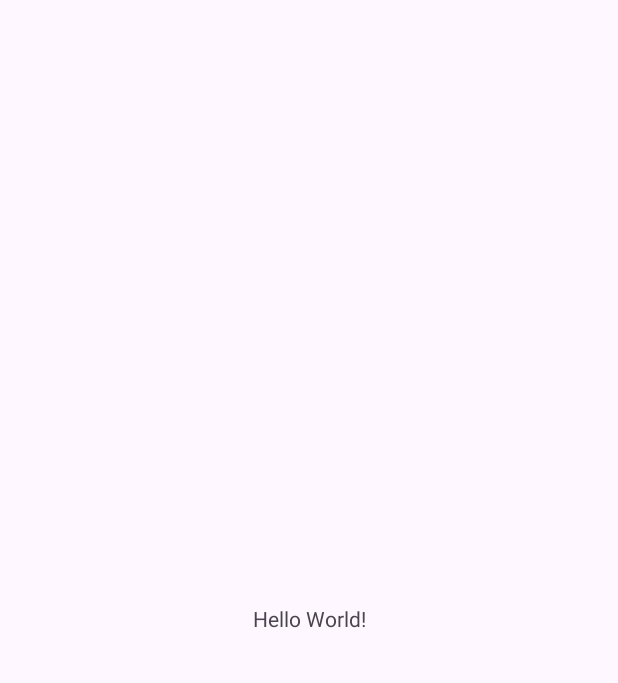
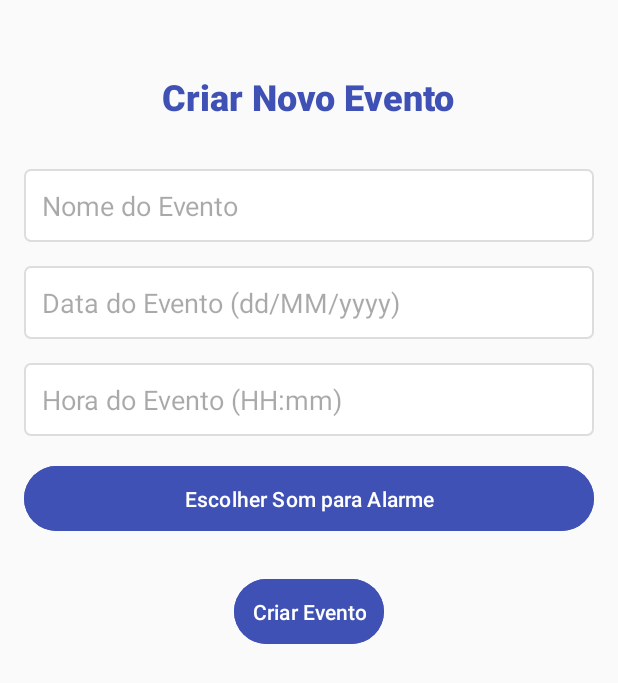
Before and after one commit to joselucas0/AgendaMob, an Android app: the screen it shows after launch (MainActivity before the commit, CreateEventActivity after it), on a phone screen of 412 x 824 dp. Before the commit the part shown is almost empty. Shown: the top 683 px of the screen. Run offline under Robolectric (Android 15) with nearby library versions, the phone set to English and light mode, and no system bars.

Commit message:
feat:Criacao de tela - Criara Novo Evento

```diff
--- /dev/null
+++ b/app/src/main/java/com/example/agendamob/CreateEventActivity.java
@@ -0,0 +1,138 @@
+package com.example.agendamob;
+
+
+import android.app.DatePickerDialog;
+import android.app.TimePickerDialog;
+import android.content.Intent;
+import android.media.RingtoneManager;
+import android.net.Uri;
+import android.os.Bundle;
+import android.widget.Button;
+import android.widget.EditText;
+import android.widget.Toast;
+
+import androidx.annotation.Nullable;
+import androidx.appcompat.app.AppCompatActivity;
+
+import java.text.ParseException;
+import java.text.SimpleDateFormat;
+import java.util.Calendar;
+import java.util.Date;
+
+public class CreateEventActivity extends AppCompatActivity {
+
+    private EditText eventNameEditText;
+    private EditText eventDateEditText;
+    private EditText eventTimeEditText;
+    private Button selectSoundButton;
+    private Button createEventButton;
+    private Uri selectedSoundUri;
+
+    private static final int REQUEST_CODE_PICK_SOUND = 1;
+    private SimpleDateFormat dateFormat = new SimpleDateFormat("dd/MM/yyyy");
+    private SimpleDateFormat timeFormat = new SimpleDateFormat("HH:mm");
+
+    @Override
+    protected void onCreate(Bundle savedInstanceState) {
+        super.onCreate(savedInstanceState);
+        setContentView(R.layout.activity_create_event);
+
+        eventNameEditText = findViewById(R.id.event_name);
+        eventDateEditText = findViewById(R.id.event_date);
+        eventTimeEditText = findViewById(R.id.event_time);
+        selectSoundButton = findViewById(R.id.select_sound);
+        createEventButton = findViewById(R.id.create_event);
+
+        eventDateEditText.setOnClickListener(v -> showDatePickerDialog());
+        eventTimeEditText.setOnClickListener(v -> showTimePickerDialog());
+
+        selectSoundButton.setOnClickListener(v -> selectSound());
+
+        createEventButton.setOnClickListener(v -> createEvent());
+    }
+
+    private void showDatePickerDialog() {
+        Calendar calendar = Calendar.getInstance();
+        int year = calendar.get(Calendar.YEAR);
+        int month = calendar.get(Calendar.MONTH);
+        int day = calendar.get(Calendar.DAY_OF_MONTH);
+
+        DatePickerDialog datePickerDialog = new DatePickerDialog(this, (view, year1, month1, dayOfMonth) -> {
+            eventDateEditText.setText(String.format("%02d/%02d/%d", dayOfMonth, month1 + 1, year1));
+        }, year, month, day);
+        datePickerDialog.show();
+    }
+
+    private void showTimePickerDialog() {
+        Calendar calendar = Calendar.getInstance();
+        int hour = calendar.get(Calendar.HOUR_OF_DAY);
+        int minute = calendar.get(Calendar.MINUTE);
+
+        TimePickerDialog timePickerDialog = new TimePickerDialog(this, (view, hourOfDay, minute1) -> {
+            eventTimeEditText.setText(String.format("%02d:%02d", hourOfDay, minute1));
+        }, hour, minute, true);
+        timePickerDialog.show();
+    }
+
+    private void selectSound() {
+        Intent intent = new Intent(RingtoneManager.ACTION_RINGTONE_PICKER);
+        intent.putExtra(RingtoneManager.EXTRA_RINGTONE_TYPE, RingtoneManager.TYPE_ALARM);
+        intent.putExtra(RingtoneManager.EXTRA_RINGTONE_TITLE, "Escolha um som para o alarme");
+        startActivityForResult(intent, REQUEST_CODE_PICK_SOUND);
+    }
+
+    @Override
+    protected void onActivityResult(int requestCode, int resultCode, @Nullable Intent data) {
+        super.onActivityResult(requestCode, resultCode, data);
+        if (requestCode == REQUEST_CODE_PICK_SOUND && resultCode == RESULT_OK && data != null) {
+            selectedSoundUri = data.getParcelableExtra(RingtoneManager.EXTRA_RINGTONE_PICKED_URI);
+            if (selectedSoundUri != null) {
+                Toast.makeText(this, "Som selecionado: " + selectedSoundUri.toString(), Toast.LENGTH_SHORT).show();
+            }
+        }
+    }
+
+    private void createEvent() {
+        String eventName = eventNameEditText.getText().toString();
+        String eventDate = eventDateEditText.getText().toString();
+        String eventTime = eventTimeEditText.getText().toString();
+
+        if (eventName.isEmpty() || eventDate.isEmpty() || eventTime.isEmpty()) {
+            Toast.makeText(this, "Por favor, preencha todos os campos", Toast.LENGTH_SHORT).show();
+            return;
+        }
+
+        if (!isValidDate(eventDate)) {
+            Toast.makeText(this, "Data inválida, por favor, insira novamente", Toast.LENGTH_SHORT).show();
+            return;
+        }
+
+        if (!isValidTime(eventTime)) {
+            Toast.makeText(this, "Hora inválida, por favor, insira novamente", Toast.LENGTH_SHORT).show();
+            return;
+        }
+
+        // Continue com a lógica para criar o evento
+        Toast.makeText(this, "Evento criado com sucesso!", Toast.LENGTH_SHORT).show();
+    }
+
+    private boolean isValidDate(String date) {
+        try {
+            dateFormat.setLenient(false);
+            Date parsedDate = dateFormat.parse(date);
+            return parsedDate != null;
+        } catch (ParseException e) {
+            return false;
+        }
+    }
+
+    private boolean isValidTime(String time) {
+        try {
+            timeFormat.setLenient(false);
+            Date parsedTime = timeFormat.parse(time);
+            return parsedTime != null;
+        } catch (ParseException e) {
+            return false;
+        }
+    }
+}
--- a/app/src/main/java/com/example/agendamob/MainActivity.java
+++ b/app/src/main/java/com/example/agendamob/MainActivity.java
@@ -1,24 +1,13 @@
 package com.example.agendamob;
 
+
 import android.os.Bundle;
-
-import androidx.activity.EdgeToEdge;
 import androidx.appcompat.app.AppCompatActivity;
-import androidx.core.graphics.Insets;
-import androidx.core.view.ViewCompat;
-import androidx.core.view.WindowInsetsCompat;
 
 public class MainActivity extends AppCompatActivity {
-
     @Override
     protected void onCreate(Bundle savedInstanceState) {
         super.onCreate(savedInstanceState);
-        EdgeToEdge.enable(this);
         setContentView(R.layout.activity_main);
-        ViewCompat.setOnApplyWindowInsetsListener(findViewById(R.id.main), (v, insets) -> {
-            Insets systemBars = insets.getInsets(WindowInsetsCompat.Type.systemBars());
-            v.setPadding(systemBars.left, systemBars.top, systemBars.right, systemBars.bottom);
-            return insets;
-        });
     }
 }
--- /dev/null
+++ b/app/src/main/res/drawable/edit_text_background.xml
@@ -0,0 +1,7 @@
+<?xml version="1.0" encoding="utf-8"?>
+<shape xmlns:android="http://schemas.android.com/apk/res/android">
+    <solid android:color="#FFFFFF"/>
+    <stroke android:width="1dp" android:color="#DDDDDD"/>
+    <corners android:radius="4dp"/>
+    <padding android:left="10dp" android:top="10dp" android:right="10dp" android:bottom="10dp"/>
+</shape>
--- /dev/null
+++ b/app/src/main/res/layout/activity_create_event.xml
@@ -0,0 +1,80 @@
+<?xml version="1.0" encoding="utf-8"?>
+<RelativeLayout xmlns:android="http://schemas.android.com/apk/res/android"
+    xmlns:tools="http://schemas.android.com/tools"
+    android:layout_width="match_parent"
+    android:layout_height="match_parent"
+    android:padding="16dp"
+    android:background="#FAFAFA"
+    tools:context=".CreateEventActivity">
+
+    <TextView
+        android:id="@+id/title"
+        android:layout_width="wrap_content"
+        android:layout_height="wrap_content"
+        android:text="Criar Novo Evento"
+        android:textSize="24sp"
+        android:textColor="#3F51B5"
+        android:textStyle="bold"
+        android:fontFamily="sans-serif-medium"
+        android:layout_centerHorizontal="true"
+        android:layout_marginBottom="16dp"
+        android:layout_marginTop="32dp"/>
+
+    <EditText
+        android:id="@+id/event_name"
+        android:layout_width="match_parent"
+        android:layout_height="wrap_content"
+        android:hint="Nome do Evento"
+        android:inputType="text"
+        android:layout_below="@id/title"
+        android:layout_marginTop="16dp"
+        android:padding="12dp"
+        android:background="@drawable/edit_text_background"/>
+
+    <EditText
+        android:id="@+id/event_date"
+        android:layout_width="match_parent"
+        android:layout_height="wrap_content"
+        android:hint="Data do Evento (dd/MM/yyyy)"
+        android:inputType="date"
+        android:layout_below="@id/event_name"
+        android:layout_marginTop="16dp"
+        android:padding="12dp"
+        android:background="@drawable/edit_text_background"/>
+
+    <EditText
+        android:id="@+id/event_time"
+        android:layout_width="match_parent"
+        android:layout_height="wrap_content"
+        android:hint="Hora do Evento (HH:mm)"
+        android:inputType="time"
+        android:layout_below="@id/event_date"
+        android:layout_marginTop="16dp"
+        android:padding="12dp"
+        android:background="@drawable/edit_text_background"/>
+
+    <Button
+        android:id="@+id/select_sound"
+        android:layout_width="match_parent"
+        android:layout_height="wrap_content"
+        android:text="Escolher Som para Alarme"
+        android:backgroundTint="#3F51B5"
+        android:textColor="#FFFFFF"
+        android:padding="12dp"
+        android:layout_below="@id/event_time"
+        android:layout_marginTop="16dp"
+        android:elevation="4dp"/>
+
+    <Button
+        android:id="@+id/create_event"
+        android:layout_width="wrap_content"
+        android:layout_height="wrap_content"
+        android:text="Criar Evento"
+        android:backgroundTint="#3F51B5"
+        android:textColor="#FFFFFF"
+        android:padding="12dp"
+        android:layout_below="@id/select_sound"
+        android:layout_marginTop="24dp"
+        android:layout_centerHorizontal="true"
+        android:elevation="4dp"/>
+</RelativeLayout>
--- a/app/src/main/res/layout/activity_main.xml
+++ b/app/src/main/res/layout/activity_main.xml
@@ -1,19 +1,14 @@
 <?xml version="1.0" encoding="utf-8"?>
-<androidx.constraintlayout.widget.ConstraintLayout xmlns:android="http://schemas.android.com/apk/res/android"
-    xmlns:app="http://schemas.android.com/apk/res-auto"
-    xmlns:tools="http://schemas.android.com/tools"
-    android:id="@+id/main"
+<LinearLayout xmlns:android="http://schemas.android.com/apk/res/android"
     android:layout_width="match_parent"
     android:layout_height="match_parent"
-    tools:context=".MainActivity">
+    android:orientation="vertical"
+    android:gravity="center"
+    android:padding="16dp">
 
     <TextView
         android:layout_width="wrap_content"
         android:layout_height="wrap_content"
         android:text="Hello World!"
-        app:layout_constraintBottom_toBottomOf="parent"
-        app:layout_constraintEnd_toEndOf="parent"
-        app:layout_constraintStart_toStartOf="parent"
-        app:layout_constraintTop_toTopOf="parent" />
-
-</androidx.constraintlayout.widget.ConstraintLayout>
+        android:textSize="24sp" />
+</LinearLayout>
--- /dev/null
+++ b/app/src/main/res/values/refs.xml
@@ -0,0 +1,2 @@
+<?xml version="1.0" encoding="utf-8"?>
+<resources></resources>
```
Also changed, not shown: app/src/main/AndroidManifest.xml (+9 -9 lines).
